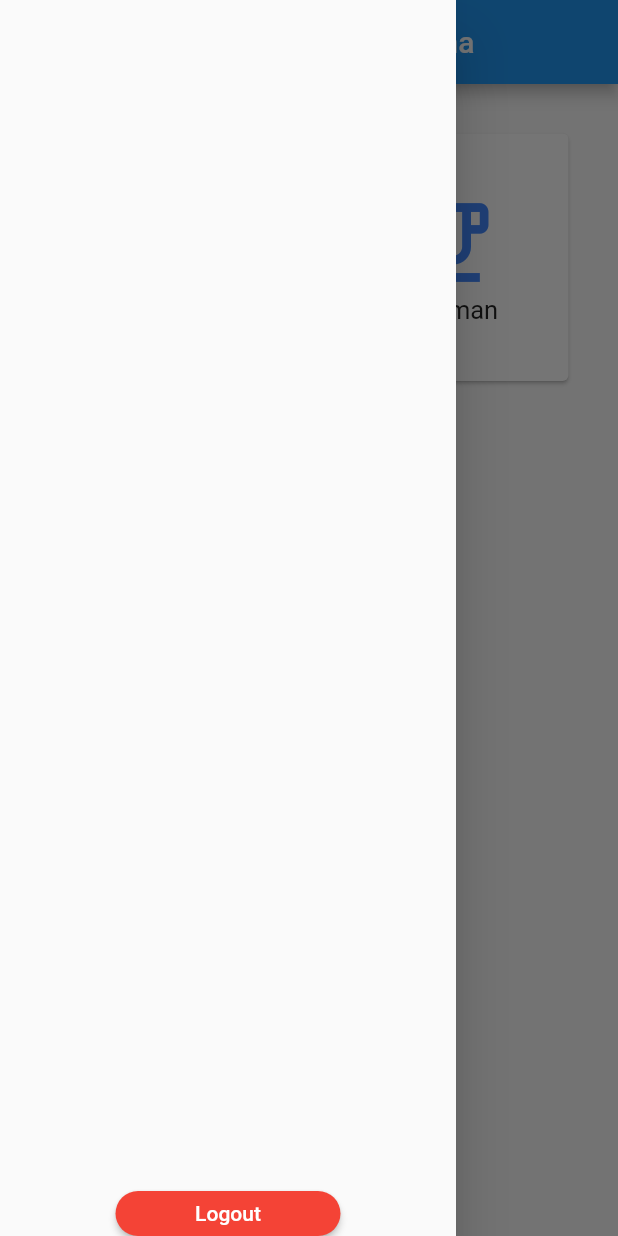
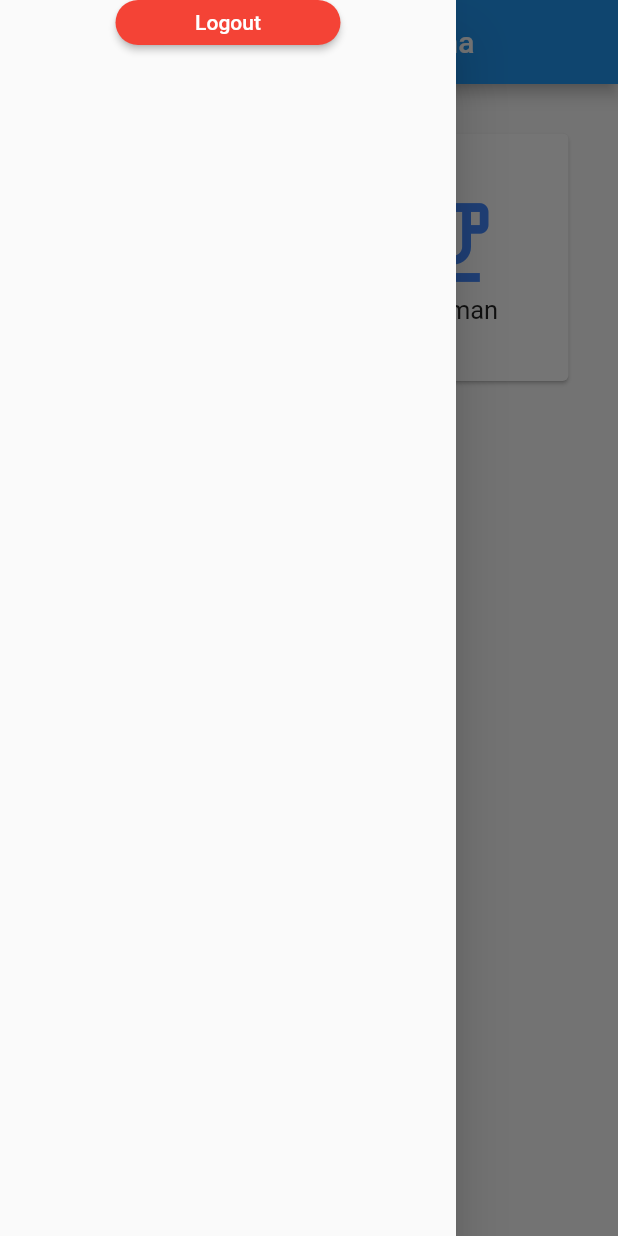
Before and after one commit to wb-aja/selection-menu, a Flutter app: the HomeScreen screen opened directly, with the side drawer open, on a phone screen of 412 x 824 dp. Run offline on Flutter 3.47's test engine with Material 2 defaults, Android fonts, the phone set to English and light mode, and no system bars; our stand-ins replace hive, hive_flutter, splashscreen; accounts and stored records are empty.

```diff
--- a/lib/home_screen.dart
+++ b/lib/home_screen.dart
@@ -83,7 +83,7 @@ class HomeScreen extends StatelessWidget {
       drawer: Drawer(
         child: Center(
           child: Column(
-            mainAxisAlignment: MainAxisAlignment.end,
+            //mainAxisAlignment: MainAxisAlignment.start,
             children: [
               SizedBox(
                 width: 150,
```
Also changed, not shown: 1 other file.
